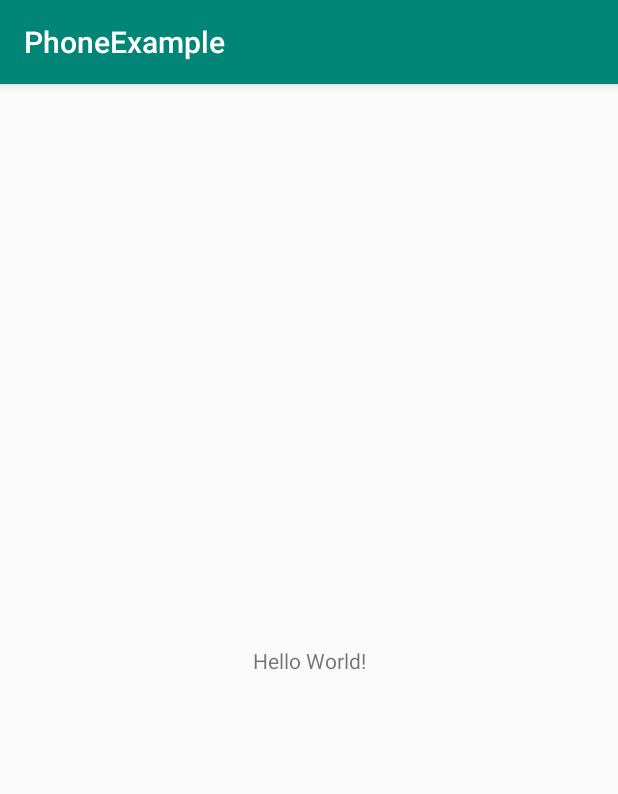
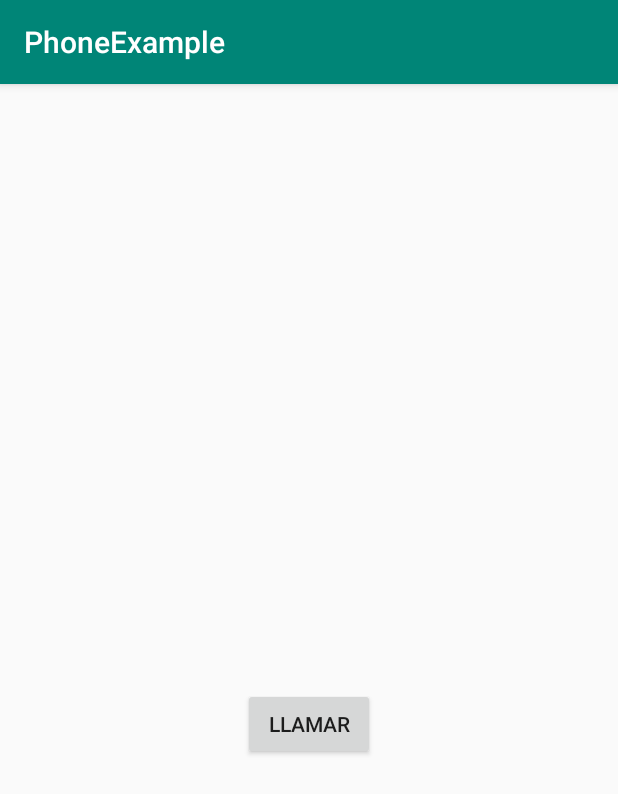
Before and after one commit to adbrepo/androidExamples, an Android app: the screen it shows after launch (MainActivity), on a phone screen of 412 x 824 dp. Shown: the top 794 px of the screen. Run offline under Robolectric (Android 15) with nearby library versions, the phone set to English and light mode, and no system bars.

Commit message:
phone working

```diff
--- a/PhoneExample/app/src/main/AndroidManifest.xml
+++ b/PhoneExample/app/src/main/AndroidManifest.xml
@@ -1,6 +1,9 @@
 <?xml version="1.0" encoding="utf-8"?>
 <manifest xmlns:android="http://schemas.android.com/apk/res/android"
     package="com.examples.phoneexample">
+
+    <uses-permission android:name="android.permission.CALL_PHONE" />
+
 
     <application
         android:allowBackup="true"
--- a/PhoneExample/app/src/main/java/com/examples/phoneexample/MainActivity.java
+++ b/PhoneExample/app/src/main/java/com/examples/phoneexample/MainActivity.java
@@ -1,13 +1,76 @@
 package com.examples.phoneexample;
 
+import android.Manifest;
+import android.content.Intent;
+import android.content.pm.PackageManager;
+import android.net.Uri;
+import android.os.Build;
+import android.support.v4.app.ActivityCompat;
 import android.support.v7.app.AppCompatActivity;
 import android.os.Bundle;
+import android.view.View;
+import android.widget.Button;
+import android.widget.Toast;
 
-public class MainActivity extends AppCompatActivity {
+public class MainActivity extends AppCompatActivity
+{
+    private final int CALL_REQUEST = 100;
+
+    public Button btnLlamar;
 
     @Override
-    protected void onCreate(Bundle savedInstanceState) {
+    protected void onCreate(Bundle savedInstanceState)
+    {
         super.onCreate(savedInstanceState);
         setContentView(R.layout.activity_main);
+
+        btnLlamar =  (Button) findViewById(R.id.call_btn);
+
+        btnLlamar.setOnClickListener(new View.OnClickListener()
+        {
+            @Override
+            public void onClick(View v)
+            {
+                callPhoneNumber();
+            }
+        });
+
     }
+
+    public void callPhoneNumber()
+    {
+        try
+        {
+            if(Build.VERSION.SDK_INT >= Build.VERSION_CODES.M)
+            {
+                if (ActivityCompat.checkSelfPermission(this, Manifest.permission.CALL_PHONE) != PackageManager.PERMISSION_GRANTED) {
+                    // TODO: Consider calling
+
+                    ActivityCompat.requestPermissions(MainActivity.this, new String[]{Manifest.permission.CALL_PHONE}, CALL_REQUEST);
+
+                    return;
+                }
+            }
+
+            Intent callIntent = new Intent(Intent.ACTION_CALL);
+            callIntent.setData(Uri.parse("tel:444"));
+            startActivity(callIntent);
+        }
+        catch (Exception ex)
+        {
+            ex.printStackTrace();
+        }
+    }
+
+//    @Override
+//    public void onRequestPermissionsResult(int requestCode, String[] permissions,
+//                                           int[] grantResults) {
+//        if (requestCode == CALL_REQUEST) {
+//            if (grantResults[0] == PackageManager.PERMISSION_GRANTED) {
+//                callPhoneNumber();
+//            } else {
+//                Toast.makeText(MainActivity.this, getResources().getString(R.string.call_permission_denied_message), Toast.LENGTH_SHORT).show();
+//            }
+//        }
+ //   }
 }
--- a/PhoneExample/app/src/main/res/layout/activity_main.xml
+++ b/PhoneExample/app/src/main/res/layout/activity_main.xml
@@ -6,13 +6,21 @@
     android:layout_height="match_parent"
     tools:context=".MainActivity">
 
-    <TextView
+    <Button
+        android:id="@+id/call_btn"
+        android:layout_width="88dp"
+        android:layout_height="48dp"
+        android:layout_marginTop="8dp"
+        android:text="Llamar"
+        app:layout_constraintBottom_toBottomOf="parent"
+        app:layout_constraintEnd_toEndOf="parent"
+        app:layout_constraintStart_toStartOf="parent"
+        app:layout_constraintTop_toTopOf="@+id/guideline" />
+
+    <android.support.constraint.Guideline
+        android:id="@+id/guideline"
         android:layout_width="wrap_content"
         android:layout_height="wrap_content"
-        android:text="Hello World!"
-        app:layout_constraintBottom_toBottomOf="parent"
-        app:layout_constraintLeft_toLeftOf="parent"
-        app:layout_constraintRight_toRightOf="parent"
-        app:layout_constraintTop_toTopOf="parent" />
-
+        android:orientation="horizontal"
+        app:layout_constraintGuide_percent="0.1" />
 </android.support.constraint.ConstraintLayout>
```
